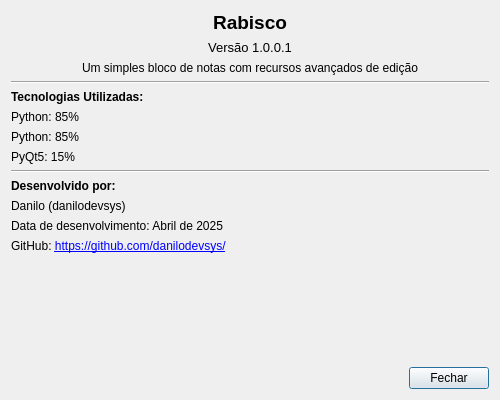
The window that src/sobre.ui (danilodevsys/Rabisco---Bloco-de-Notas) describes before a commit, drawn with Qt 5.
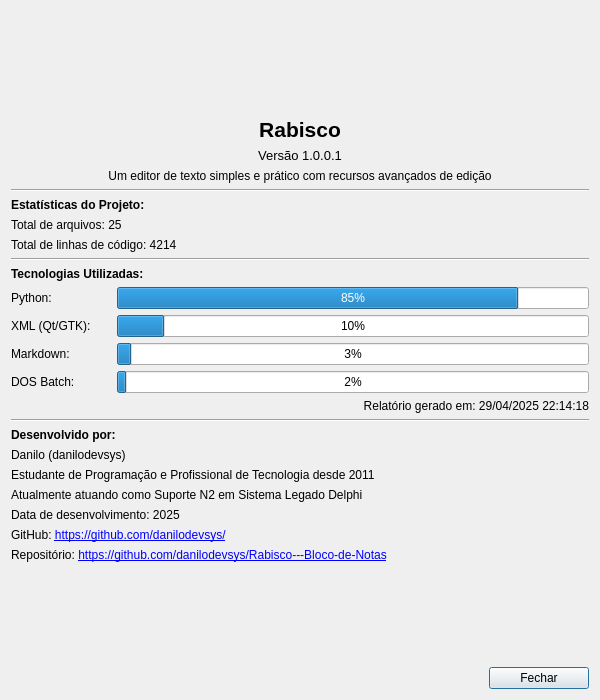
The same window after the commit. Icons and pictures are not drawn.

```diff
--- a/src/sobre.ui
+++ b/src/sobre.ui
@@ -6,8 +6,8 @@
    <rect>
     <x>0</x>
     <y>0</y>
-    <width>500</width>
-    <height>400</height>
+    <width>600</width>
+    <height>700</height>
    </rect>
   </property>
   <property name="windowTitle">
@@ -18,11 +18,39 @@
     <normaloff>../assets/icons/logo_rabisco.ico</normaloff>../assets/icons/logo_rabisco.ico</iconset>
   </property>
   <layout class="QVBoxLayout" name="verticalLayout">
+   <item>
+    <widget class="QLabel" name="labelLogo">
+     <property name="minimumSize">
+      <size>
+       <width>100</width>
+       <height>100</height>
+      </size>
+     </property>
+     <property name="maximumSize">
+      <size>
+       <width>100</width>
+       <height>100</height>
+      </size>
+     </property>
+     <property name="text">
+      <string/>
+     </property>
+     <property name="pixmap">
+      <pixmap>../assets/icons/logo_rabisco.ico</pixmap>
+     </property>
+     <property name="scaledContents">
+      <bool>true</bool>
+     </property>
+     <property name="alignment">
+      <set>Qt::AlignCenter</set>
+     </property>
+    </widget>
+   </item>
    <item>
     <widget class="QLabel" name="labelTitulo">
      <property name="font">
       <font>
-       <pointsize>14</pointsize>
+       <pointsize>16</pointsize>
        <weight>75</weight>
        <bold>true</bold>
       </font>
@@ -53,11 +81,14 @@
    <item>
     <widget class="QLabel" name="labelDescricao">
      <property name="text">
-      <string>Um simples bloco de notas com recursos avançados de edição</string>
+      <string>Um editor de texto simples e prático com recursos avançados de edição</string>
      </property>
      <property name="alignment">
       <set>Qt::AlignCenter</set>
      </property>
+     <property name="wordWrap">
+      <bool>true</bool>
+     </property>
     </widget>
    </item>
    <item>
@@ -67,6 +98,40 @@
      </property>
     </widget>
    </item>
+   <item>
+    <widget class="QLabel" name="labelEstatisticas">
+     <property name="font">
+      <font>
+       <weight>75</weight>
+       <bold>true</bold>
+      </font>
+     </property>
+     <property name="text">
+      <string>Estatísticas do Projeto:</string>
+     </property>
+    </widget>
+   </item>
+   <item>
+    <widget class="QLabel" name="labelArquivos">
+     <property name="text">
+      <string>Total de arquivos: 25</string>
+     </property>
+    </widget>
+   </item>
+   <item>
+    <widget class="QLabel" name="labelLinhasCodigo">
+     <property name="text">
+      <string>Total de linhas de código: 4214</string>
+     </property>
+    </widget>
+   </item>
+   <item>
+    <widget class="Line" name="line_3">
+     <property name="orientation">
+      <enum>Qt::Horizontal</enum>
+     </property>
+    </widget>
+   </item>
    <item>
     <widget class="QLabel" name="labelTecnologias">
      <property name="font">
@@ -81,23 +146,120 @@
     </widget>
    </item>
    <item>
-    <widget class="QLabel" name="labelPython">
-     <property name="text">
-      <string>Python: 85%</string>
-     </property>
-    </widget>
+    <layout class="QHBoxLayout" name="horizontalLayoutPython">
+     <item>
+      <widget class="QLabel" name="labelPython">
+       <property name="minimumSize">
+        <size>
+         <width>100</width>
+         <height>0</height>
+        </size>
+       </property>
+       <property name="text">
+        <string>Python:</string>
+       </property>
+      </widget>
+     </item>
+     <item>
+      <widget class="QProgressBar" name="progressBarPython">
+       <property name="value">
+        <number>85</number>
+       </property>
+       <property name="format">
+        <string>85%</string>
+       </property>
+      </widget>
+     </item>
+    </layout>
    </item>
-      <item>
-    <widget class="QLabel" name="labelPython">
-     <property name="text">
-      <string>Python: 85%</string>
-     </property>
-    </widget>
+   <item>
+    <layout class="QHBoxLayout" name="horizontalLayoutXML">
+     <item>
+      <widget class="QLabel" name="labelXML">
+       <property name="minimumSize">
+        <size>
+         <width>100</width>
+         <height>0</height>
+        </size>
+       </property>
+       <property name="text">
+        <string>XML (Qt/GTK):</string>
+       </property>
+      </widget>
+     </item>
+     <item>
+      <widget class="QProgressBar" name="progressBarXML">
+       <property name="value">
+        <number>10</number>
+       </property>
+       <property name="format">
+        <string>10%</string>
+       </property>
+      </widget>
+     </item>
+    </layout>
    </item>
    <item>
-    <widget class="QLabel" name="labelQT">
+    <layout class="QHBoxLayout" name="horizontalLayoutMarkdown">
+     <item>
+      <widget class="QLabel" name="labelMarkdown">
+       <property name="minimumSize">
+        <size>
+         <width>100</width>
+         <height>0</height>
+        </size>
+       </property>
+       <property name="text">
+        <string>Markdown:</string>
+       </property>
+      </widget>
+     </item>
+     <item>
+      <widget class="QProgressBar" name="progressBarMarkdown">
+       <property name="value">
+        <number>3</number>
+       </property>
+       <property name="format">
+        <string>3%</string>
+       </property>
+      </widget>
+     </item>
+    </layout>
+   </item>
+   <item>
+    <layout class="QHBoxLayout" name="horizontalLayoutBatch">
+     <item>
+      <widget class="QLabel" name="labelBatch">
+       <property name="minimumSize">
+        <size>
+         <width>100</width>
+         <height>0</height>
+        </size>
+       </property>
+       <property name="text">
+        <string>DOS Batch:</string>
+       </property>
+      </widget>
+     </item>
+     <item>
+      <widget class="QProgressBar" name="progressBarBatch">
+       <property name="value">
+        <number>2</number>
+       </property>
+       <property name="format">
+        <string>2%</string>
+       </property>
+      </widget>
+     </item>
+    </layout>
+   </item>
+   <item>
+    <widget class="QLabel" name="labelDataRelatorio">
      <property name="text">
-      <string>PyQt5: 15%</string>
+      <string>Relatório gerado em: 29/04/2025 22:14:18</string>
+     </property>
+     <property name="alignment">
+      <set>Qt::AlignRight|Qt::AlignTrailing|Qt::AlignVCenter</set>
      </property>
     </widget>
    </item>
@@ -128,10 +290,30 @@
      </property>
     </widget>
    </item>
+   <item>
+    <widget class="QLabel" name="labelExperiencia">
+     <property name="text">
+      <string>Estudante de Programação e Profissional de Tecnologia desde 2011</string>
+     </property>
+     <property name="wordWrap">
+      <bool>true</bool>
+     </property>
+    </widget>
+   </item>
+   <item>
+    <widget class="QLabel" name="labelAtuacao">
+     <property name="text">
+      <string>Atualmente atuando como Suporte N2 em Sistema Legado Delphi</string>
+     </property>
+     <property name="wordWrap">
+      <bool>true</bool>
+     </property>
+    </widget>
+   </item>
    <item>
     <widget class="QLabel" name="labelData">
      <property name="text">
-      <string>Data de desenvolvimento: Abril de 2025</string>
+      <string>Data de desenvolvimento: 2025</string>
      </property>
     </widget>
    </item>
@@ -145,6 +327,16 @@
      </property>
     </widget>
    </item>
+   <item>
+    <widget class="QLabel" name="labelRepositorio">
+     <property name="text">
+      <string>&lt;html&gt;&lt;head/&gt;&lt;body&gt;&lt;p&gt;Repositório: &lt;a href=&quot;https://github.com/danilodevsys/Rabisco---Bloco-de-Notas&quot;&gt;&lt;span style=&quot; text-decoration: underline; color:#0000ff;&quot;&gt;https://github.com/danilodevsys/Rabisco---Bloco-de-Notas&lt;/span&gt;&lt;/a&gt;&lt;/p&gt;&lt;/body&gt;&lt;/html&gt;</string>
+     </property>
+     <property name="openExternalLinks">
+      <bool>true</bool>
+     </property>
+    </widget>
+   </item>
    <item>
     <spacer name="verticalSpacer">
      <property name="orientation">
@@ -175,6 +367,12 @@
      </item>
      <item>
       <widget class="QPushButton" name="btnFechar">
+       <property name="minimumSize">
+        <size>
+         <width>100</width>
+         <height>0</height>
+        </size>
+       </property>
        <property name="text">
         <string>Fechar</string>
        </property>
```
